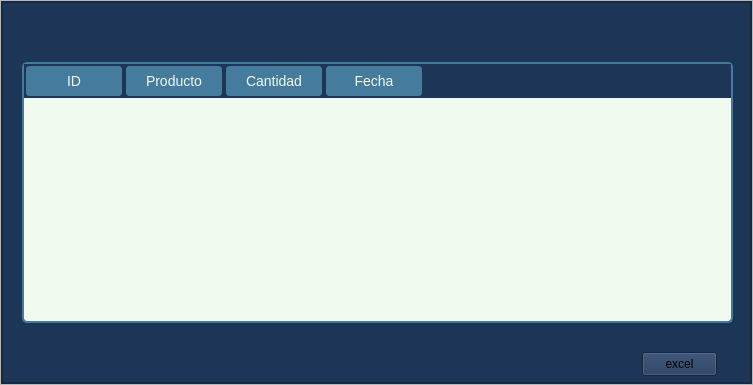
The window that ui_files/reporte_salidas.ui (velardejp/Planta2) describes before a commit, drawn with Qt 5.
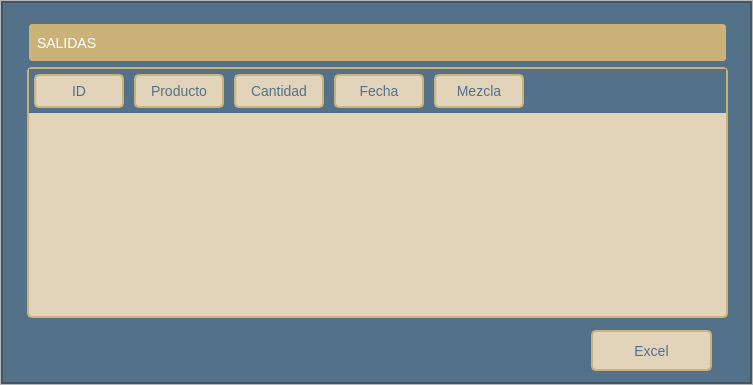
The same window after the commit.

Commit message: diseño definido y arreglando modulo de mezclas

What changed in the file:
```diff
--- a/ui_files/reporte_salidas.ui
+++ b/ui_files/reporte_salidas.ui
@@ -56,7 +56,7 @@
       <item>
        <widget class="QFrame" name="backgroundcolor_frame">
         <property name="styleSheet">
-         <string notr="true">background-color: rgb(29, 53, 87);</string>
+         <string notr="true">background-color: #537188;</string>
         </property>
         <property name="frameShape">
          <enum>QFrame::StyledPanel</enum>
@@ -99,28 +99,33 @@
             </property>
             <property name="styleSheet">
              <string notr="true">QTableWidget {
-        background-color: #F1FAEE;
-        color: #1D3557;
-        border: 2px solid #457B9D;
-        border-radius: 5px;
-        font-size: 14px;
-        gridline-color: #457B9D;
-    }
-    QTableWidget::item {
-        border: 1px solid #457B9D;
-    }
-    QTableWidget::item:selected {
-        background-color: #457B9D;
-        color: #F1FAEE;
-    }
-    QHeaderView::section {
-        background-color: #457B9D;
-        color: #F1FAEE;
-        padding: 5px;
-        border: 2px solid #1D3557;
-        border-radius: 5px;
-        font-size: 14px;
-    }</string>
+    background-color: #E1D4BB;
+    color: #537188;
+    border: 2px solid #CBB279;
+    border-radius: 5px;
+    margin: 5px;
+    font-size: 14px;
+    gridline-color: #537188;
+}
+
+QTableWidget::item {
+    border: 1px solid #537188;
+}
+
+QTableWidget::item:selected {
+    background-color: #CBB279;
+    color: #E1D4BB;
+}
+
+QHeaderView::section {
+    background-color: #E1D4BB;
+    color: #537188;
+    padding: 5px;
+    border: 2px solid #CBB279;
+    border-radius: 5px;
+    margin: 5px;
+    font-size: 14px;
+}</string>
             </property>
             <column>
              <property name="text">
@@ -142,18 +147,70 @@
               <string>Fecha</string>
              </property>
             </column>
+            <column>
+             <property name="text">
+              <string>Mezcla</string>
+             </property>
+            </column>
            </widget>
            <widget class="QPushButton" name="import_excel_salidas">
             <property name="geometry">
              <rect>
-              <x>640</x>
-              <y>350</y>
-              <width>75</width>
-              <height>24</height>
+              <x>584</x>
+              <y>323</y>
+              <width>131</width>
+              <height>51</height>
              </rect>
             </property>
+            <property name="styleSheet">
+             <string notr="true">QPushButton {
+    background-color: #E1D4BB;
+    color: #537188;
+    border: 2px solid #CBB279;
+    border-radius: 5px;
+    padding: 5px;
+    margin: 5px;
+    font-size: 14px;
+}
+
+QPushButton:hover {
+    background-color: #CBB279;
+    border: 2px solid #537188;
+}
+
+QPushButton:pressed {
+    background-color: #CBB279;
+    border: 2px solid #537188;
+    padding-left: 7px;
+}</string>
+            </property>
             <property name="text">
-             <string>excel</string>
+             <string>Excel</string>
+            </property>
+           </widget>
+           <widget class="QLabel" name="label">
+            <property name="geometry">
+             <rect>
+              <x>20</x>
+              <y>15</y>
+              <width>711</width>
+              <height>51</height>
+             </rect>
+            </property>
+            <property name="styleSheet">
+             <string notr="true">QLabel {
+    color: #ffffff;
+    border: 2px solid #537188;
+    border-radius: 5px;
+    padding: 5px;
+    margin: 5px;
+    font-size: 14px;
+    text-align: center;
+    background-color: #CBB279;
+}</string>
+            </property>
+            <property name="text">
+             <string>SALIDAS</string>
             </property>
            </widget>
           </widget>
```
Left out of the diff: 2 changed lines with no effect on the pictures. The commit also changes 76 other files.
